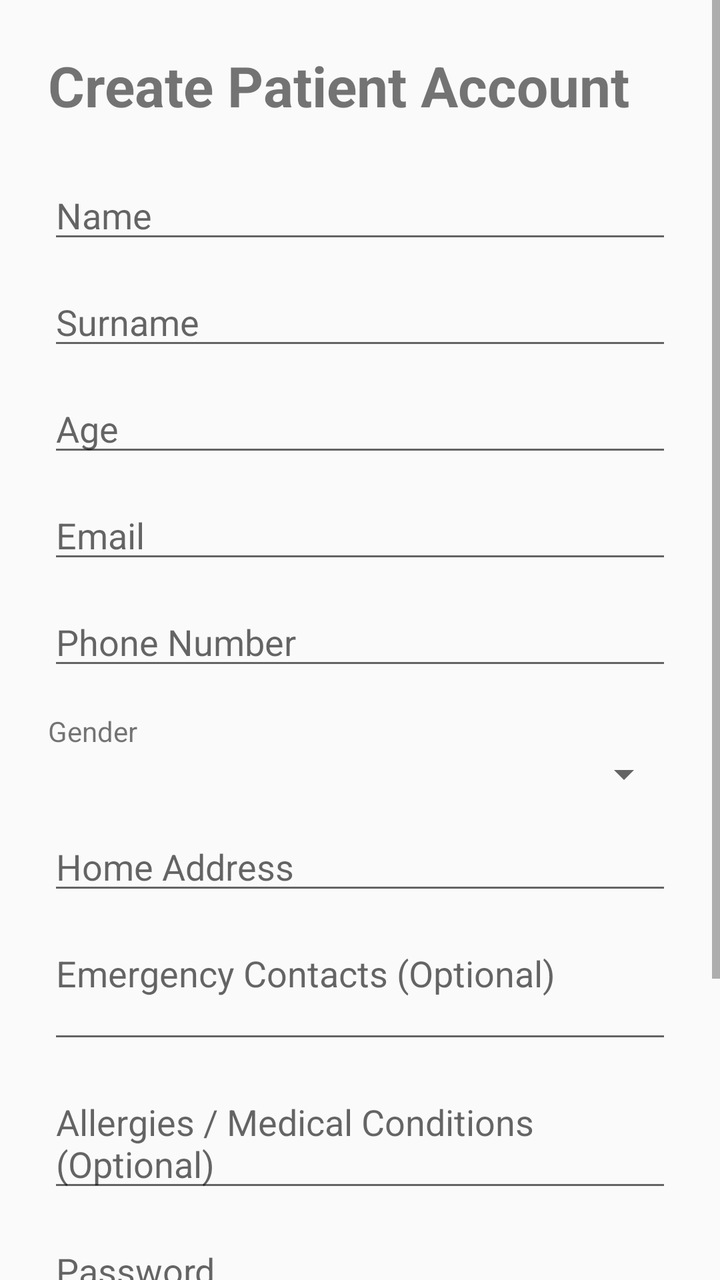
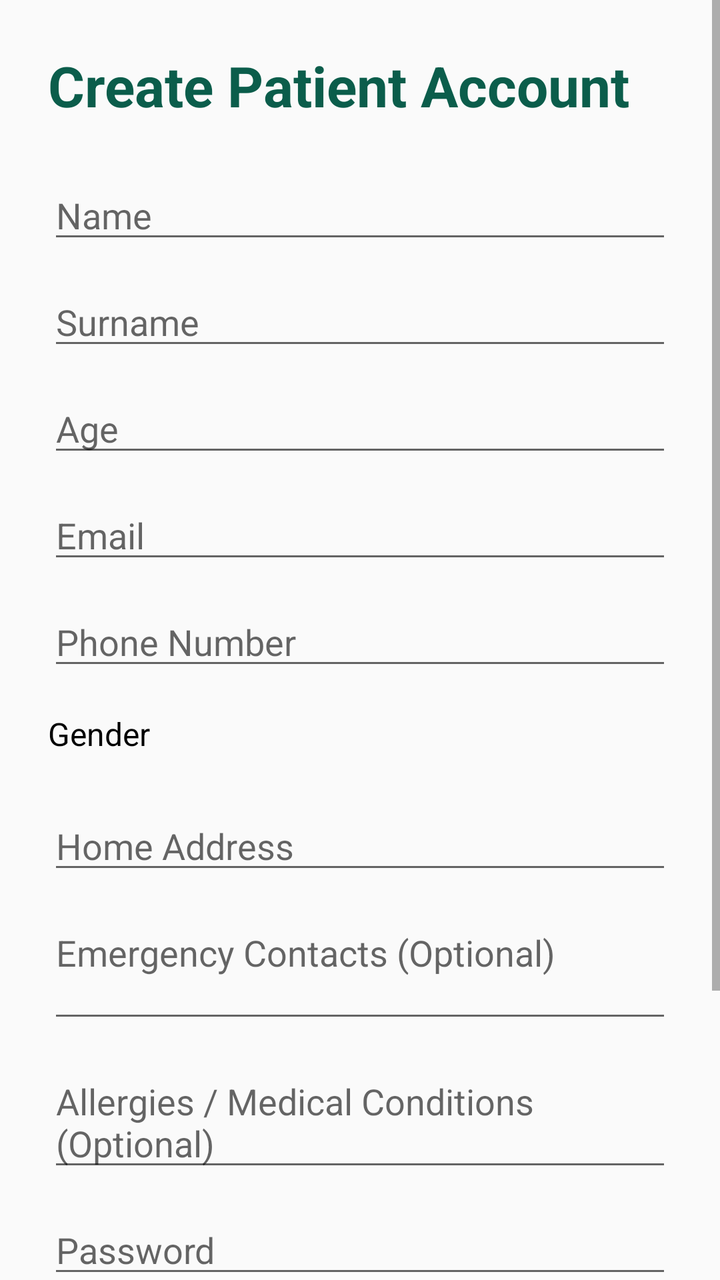

Two renders of the same Android screen: before a commit and after it. Below are the layout's source before the change and the commit's diff.
<!-- AndroidManifest.xml: application theme Theme.Proteahealth -->
<!-- res/layout/activity_patient_signup.xml -->
<?xml version="1.0" encoding="utf-8"?>
<ScrollView xmlns:android="http://schemas.android.com/apk/res/android"
    android:layout_width="match_parent"
    android:layout_height="match_parent">

    <LinearLayout
        android:layout_width="match_parent"
        android:layout_height="wrap_content"
        android:orientation="vertical"
        android:padding="24dp">

        <TextView
            android:layout_width="wrap_content"
            android:layout_height="wrap_content"
            android:text="Create Patient Account"
            android:textSize="28sp"
            android:textStyle="bold"
            android:layout_marginBottom="24dp" />

        

        <EditText
            android:id="@+id/nameEditText"
            android:layout_width="match_parent"
            android:layout_height="wrap_content"
            android:hint="Name"
            android:inputType="textPersonName"
            android:layout_marginBottom="12dp" />

        

        <EditText
            android:id="@+id/surnameEditText"
            android:layout_width="match_parent"
            android:layout_height="wrap_content"
            android:hint="Surname"
            android:inputType="textPersonName"
            android:layout_marginBottom="12dp" />

        

        <EditText
            android:id="@+id/ageEditText"
            android:layout_width="match_parent"
            android:layout_height="wrap_content"
            android:hint="Age"
            android:inputType="number"
            android:layout_marginBottom="12dp" />

        

        <EditText
            android:id="@+id/emailEditText"
            android:layout_width="match_parent"
            android:layout_height="wrap_content"
            android:hint="Email"
            android:inputType="textEmailAddress"
            android:layout_marginBottom="12dp" />

        

        <EditText
            android:id="@+id/phoneEditText"
            android:layout_width="match_parent"
            android:layout_height="wrap_content"
            android:hint="Phone Number"
            android:inputType="phone"
            android:layout_marginBottom="12dp" />

        

        <TextView
            android:layout_width="wrap_content"
            android:layout_height="wrap_content"
            android:text="Gender"
            android:textSize="14sp"
            android:layout_marginTop="4dp" />

        <Spinner
            android:id="@+id/genderSpinner"
            android:layout_width="match_parent"
            android:layout_height="wrap_content"
            android:layout_marginBottom="12dp" />

        

        <EditText
            android:id="@+id/homeAddressEditText"
            android:layout_width="match_parent"
            android:layout_height="wrap_content"
            android:hint="Home Address"
            android:inputType="textPostalAddress"
            android:minLines="2"
            android:gravity="top"
            android:layout_marginBottom="12dp" />

        

        <EditText
            android:id="@+id/emergencyContactsEditText"
            android:layout_width="match_parent"
            android:layout_height="wrap_content"
            android:hint="Emergency Contacts (Optional)"
            android:inputType="textMultiLine"
            android:minLines="2"
            android:gravity="top"
            android:layout_marginBottom="12dp" />

        

        <EditText
            android:id="@+id/allergyConditionsEditText"
            android:layout_width="match_parent"
            android:layout_height="wrap_content"
            android:hint="Allergies / Medical Conditions (Optional)"
            android:inputType="textMultiLine"
            android:minLines="2"
            android:gravity="top"
            android:layout_marginBottom="12dp" />

        

        <EditText
            android:id="@+id/passwordEditText"
            android:layout_width="match_parent"
            android:layout_height="wrap_content"
            android:hint="Password"
            android:inputType="textPassword"
            android:layout_marginBottom="12dp" />

        

        <EditText
            android:id="@+id/confirmPasswordEditText"
            android:layout_width="match_parent"
            android:layout_height="wrap_content"
            android:hint="Confirm Password"
            android:inputType="textPassword"
            android:layout_marginBottom="20dp" />

        

        <Button
            android:id="@+id/signupButton"
            android:layout_width="match_parent"
            android:layout_height="wrap_content"
            android:text="CREATE ACCOUNT"
            android:textSize="16sp"
            android:layout_marginBottom="16dp" />

        

        <TextView
            android:id="@+id/loginTextView"
            android:layout_width="wrap_content"
            android:layout_height="wrap_content"
            android:text="Already have an account? Login"
            android:textSize="16sp"
            android:layout_gravity="center" />

    </LinearLayout>

</ScrollView>
<!-- resources referenced by this layout -->
<resources>
  <style name="Theme.Proteahealth" parent="Theme.AppCompat.Light.NoActionBar" />
</resources>

<!-- the commit's change to res/layout/activity_patient_signup.xml (unified diff, before → after) -->
@@ -15,6 +15,7 @@
             android:text="Create Patient Account"
             android:textSize="28sp"
             android:textStyle="bold"
+            android:textColor="@color/green"
             android:layout_marginBottom="24dp" />
 
         
@@ -73,14 +74,17 @@
             android:layout_width="wrap_content"
             android:layout_height="wrap_content"
             android:text="Gender"
-            android:textSize="14sp"
+            android:textColor="@color/black"
+            android:paddingBottom="5dp"
+            android:textSize="16sp"
             android:layout_marginTop="4dp" />
 
         <Spinner
             android:id="@+id/genderSpinner"
             android:layout_width="match_parent"
             android:layout_height="wrap_content"
-            android:layout_marginBottom="12dp" />
+            android:layout_marginBottom="18dp"
+            android:background="@drawable/input_background"/>
 
         
 
@@ -146,6 +150,8 @@
             android:layout_height="wrap_content"
             android:text="CREATE ACCOUNT"
             android:textSize="16sp"
+            android:background="@drawable/green_button"
+            android:textColor="@color/white"
             android:layout_marginBottom="16dp" />
 
         
@@ -156,6 +162,7 @@
             android:layout_height="wrap_content"
             android:text="Already have an account? Login"
             android:textSize="16sp"
+            android:textColor="@color/black"
             android:layout_gravity="center" />
 
     </LinearLayout>
<!-- resource entries referenced after the edit -->
@@ -1,5 +1,39 @@
 <!-- resources referenced by this layout -->
 <resources>
+  <color name="black">#FF000000</color>
+  <color name="green">#0B5D4B</color>
+  <color name="white">#FFFFFFFF</color>
+  <!-- drawable green_button (drawable) -->
+  <?xml version="1.0" encoding="utf-8"?>
+  
+  
+  <shape xmlns:android="http://schemas.android.com/apk/res/android">
+  
+      
+      <solid android:color="#0B5D4B" />
+  
+      
+      <corners android:radius="16dp" />
+  
+  </shape>
+  <!-- drawable input_background (drawable) -->
+  <?xml version="1.0" encoding="utf-8"?>
+  
+  
+  <shape xmlns:android="http://schemas.android.com/apk/res/android">
+  
+      
+      <solid android:color="#FFFFFF" />
+  
+      
+      <stroke
+          android:width="1dp"
+          android:color="#000000" />
+  
+      
+      <corners android:radius="14dp" />
+  
+  </shape>
   <style name="Theme.Proteahealth" parent="Theme.AppCompat.Light.NoActionBar" />
 </resources>
 
